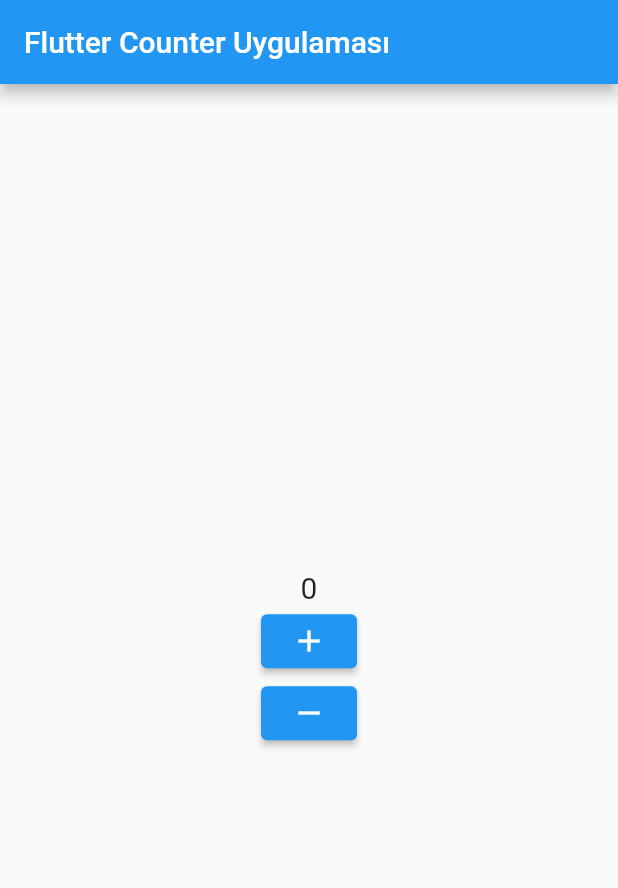
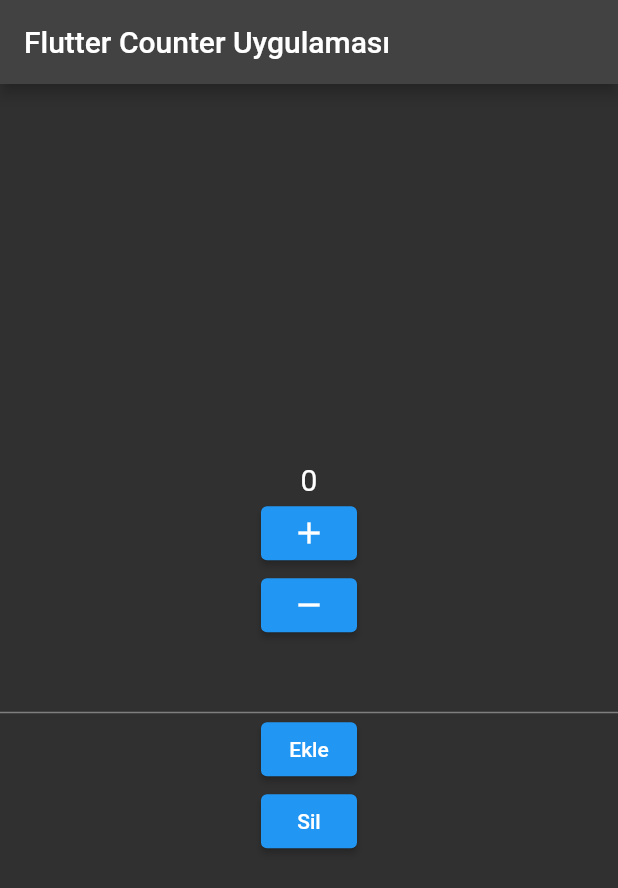
Before and after one commit to burakbehlull/flutter-overview, a Flutter app: the screen it shows after launch, after a tap on the "add" icon, after a tap on the "remove" icon, on a phone screen of 412 x 824 dp. Shown: the top 888 px of the screen. Run offline on Flutter 3.47's test engine with Material 2 defaults, Android fonts, the phone set to English and light mode, and no system bars.

Commit message:
fix: Fixed main folder

```diff
--- a/lib/main.dart
+++ b/lib/main.dart
@@ -1,4 +1,5 @@
 import 'package:flutter/material.dart';
+import 'package:untitled/pages/home.dart';
 
 void main() {
   runApp(MyApp());
@@ -8,50 +9,8 @@ class MyApp extends StatelessWidget {
   @override
   Widget build(BuildContext context) {
     return MaterialApp(
+      theme: ThemeData.dark(),
       home: MyCounterApp(),
     );
   }
 }
-
-class MyCounterApp extends StatefulWidget {
-  @override
-  _CounterState createState() => _CounterState();
-}
-
-class _CounterState extends State<MyCounterApp> {
-  int counter = 0;
-
-  void arttir() {
-    setState(() {
-      counter++;
-    });
-  }
-
-  void azalt() {
-    setState(() {
-      counter--;
-    });
-  }
-
-  @override
-  Widget build(BuildContext context) {
-    return Scaffold(
-      appBar: AppBar(
-        title: Text('Flutter Counter Uygulaması'),
-      ),
-      body: Center(
-        child: Column(
-          mainAxisAlignment: MainAxisAlignment.center,
-          children: <Widget>[
-            Text('$counter', style: TextStyle(fontSize: 20)),
-            ElevatedButton(
-              onPressed: arttir,
-              child: Icon(Icons.add),
-            ),
-            ElevatedButton(onPressed: azalt, child: Icon(Icons.remove)),
-          ],
-        ),
-      ),
-    );
-  }
-}
--- /dev/null
+++ b/lib/pages/home.dart
@@ -0,0 +1,65 @@
+import 'package:flutter/material.dart';
+
+class MyCounterApp extends StatefulWidget {
+  @override
+  _CounterState createState() => _CounterState();
+}
+
+class _CounterState extends State<MyCounterApp> {
+  final TextEditingController _counterController = TextEditingController();
+  String _text = '';
+  int counter = 0;
+  int counterStore = 0;
+
+  void arttir() {
+    setState(() {
+      counter++;
+    });
+  }
+
+  void azalt() {
+    setState(() {
+      counter--;
+    });
+  }
+
+  @override
+  Widget build(BuildContext context) {
+    return Scaffold(
+      appBar: AppBar(
+        title: Text('Flutter Counter Uygulaması'),
+      ),
+      body: Center(
+        child: Column(
+          mainAxisAlignment: MainAxisAlignment.center,
+          children: <Widget>[
+            Text('$counter', style: TextStyle(fontSize: 20)),
+            ElevatedButton(
+              onPressed: arttir,
+              child: Icon(Icons.add),
+            ),
+            ElevatedButton(onPressed: azalt, child: Icon(Icons.remove)),
+
+          TextField(onChanged: (value){
+            setState(() {
+              counterStore = int.parse(value);
+            });
+          },controller: _counterController),
+
+          ElevatedButton(onPressed: (){
+            setState(() {
+              counter += counterStore;
+            });
+          }, child: Text('Ekle')),
+          ElevatedButton(onPressed: (){
+            setState(() {
+              counter -=counterStore;
+            });
+          }, child: Text('Sil'))
+
+          ],
+        ),
+      ),
+    );
+  }
+}
```
